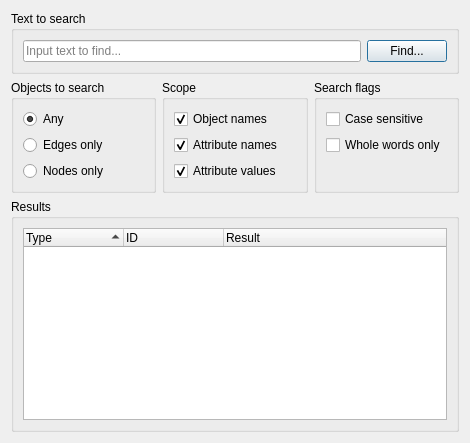
Qt form dpse2/src/commonui/CSearchDialog.ui (ArsMasiuk/DPSE) before a commit.
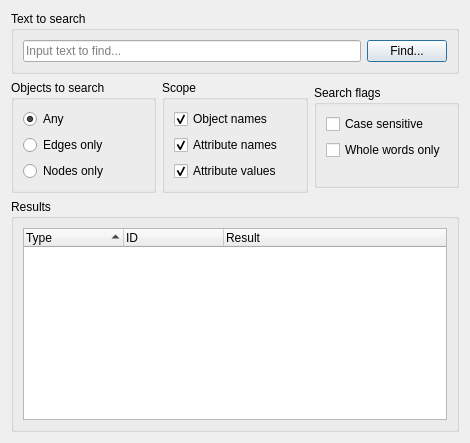
The same form after that commit.

Commit message: mingw related fixes

What changed in the file:
```diff
--- a/dpse2/src/commonui/CSearchDialog.ui
+++ b/dpse2/src/commonui/CSearchDialog.ui
@@ -100,6 +100,12 @@
    </item>
    <item row="1" column="2">
     <widget class="QGroupBox" name="groupBox_5">
+     <property name="sizePolicy">
+      <sizepolicy hsizetype="Preferred" vsizetype="Maximum">
+       <horstretch>0</horstretch>
+       <verstretch>0</verstretch>
+      </sizepolicy>
+     </property>
      <property name="title">
       <string>Search flags</string>
      </property>
```
Left out of the diff: 18 changed lines with no effect on the pictures. The commit also changes 2 other files.
